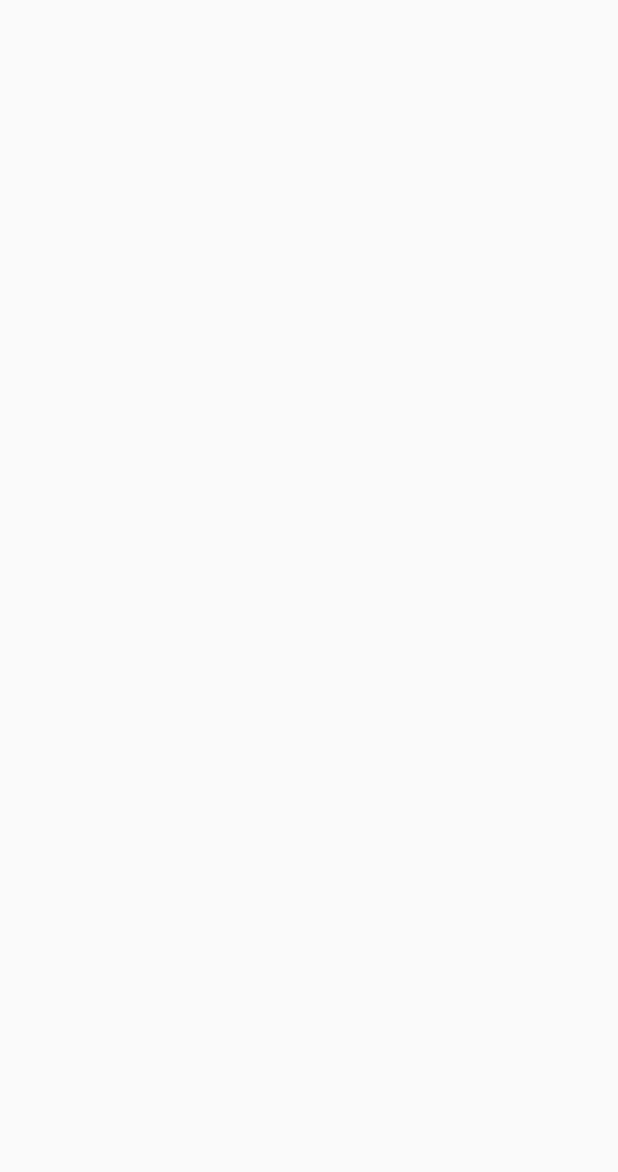
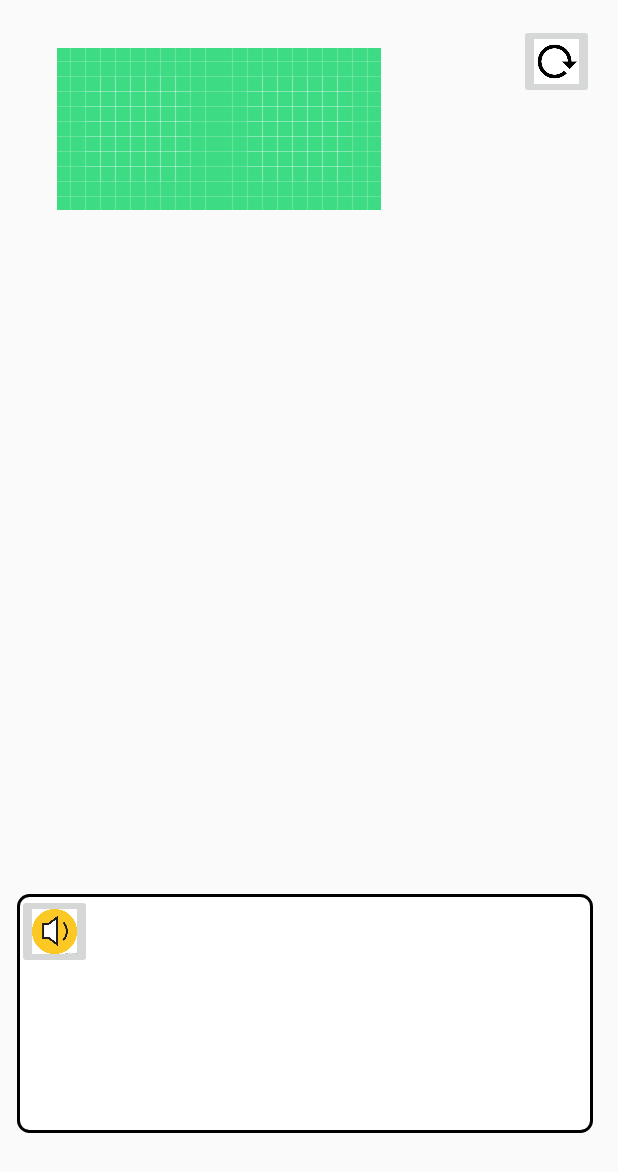
Before and after one commit to zarashafiq/ApecsApp, an Android app: the CommunicationInterface2 screen opened directly, with no data from a screen before it, on a phone screen of 412 x 824 dp. Before the commit the part shown is empty. Shown: the top 1172 px of the screen. Run offline under Robolectric (Android 15) with nearby library versions, the phone set to English and light mode, and no system bars; our stand-ins replace Picasso; pictures from the network do not load.

Commit message:
new change

```diff
--- a/app/src/main/java/com/example/apecsapp/CommunicationInterface2.java
+++ b/app/src/main/java/com/example/apecsapp/CommunicationInterface2.java
@@ -1,14 +1,170 @@
 package com.example.apecsapp;
 
+import android.content.ClipData;
+import android.content.SharedPreferences;
+import android.graphics.drawable.Drawable;
+import android.net.Uri;
 import android.os.Bundle;
+import android.speech.tts.TextToSpeech;
+import android.view.DragEvent;
+import android.view.MotionEvent;
+import android.view.View;
+import android.view.ViewGroup;
+import android.view.animation.AccelerateInterpolator;
+import android.view.animation.Animation;
+import android.view.animation.TranslateAnimation;
+import android.widget.ImageButton;
+import android.widget.ImageView;
+import android.widget.LinearLayout;
+import android.widget.Toast;
 
 import androidx.appcompat.app.AppCompatActivity;
 
+import com.squareup.picasso.Picasso;
+
+import java.util.Locale;
+import java.util.TimerTask;
+
 public class CommunicationInterface2 extends AppCompatActivity {
+    TextToSpeech t1;
+    ImageButton b1;
+    ImageView imageView;
+    ImageView imageView2;
+    Uri imageUri1;
+    Uri imageUri2;
+    String image1title;
+    String image2title;
+    SharedPreferences sharedPreferences;
+    public String finalEd;
+    TimerTask t2;
+    ImageButton b2;
+    String resId;
+    String resId2;
+    int l;
 
     @Override
     protected void onCreate(Bundle savedInstanceState) {
         super.onCreate(savedInstanceState);
         setContentView(R.layout.activity_communication_interface2);
+        imageView=findViewById(R.id.myimage3rd);
+        imageView2=findViewById(R.id.myimage3rd2);
+        b1=findViewById(R.id.speakbutton3rd);
+        b2=findViewById(R.id.reloadimage3rd);
+        sharedPreferences = getSharedPreferences("myKey", MODE_PRIVATE);
+        l=sharedPreferences.getInt("level",2);
+        if(sharedPreferences.contains("image1value")) {
+            resId = sharedPreferences.getString("image1value", "");
+            imageUri1 = Uri.parse(resId);
+            Picasso.get().load(resId).into(imageView);
+        }
+        if(sharedPreferences.contains("image2value")) {
+            resId2 = sharedPreferences.getString("image2value", "");
+            imageUri2 = Uri.parse(resId2);
+            Picasso.get().load(resId2).into(imageView2);
+        }
+        if(sharedPreferences.contains("imagetitle1")) {
+            image1title = sharedPreferences.getString("imagetitle1", "");
+
+        }
+        if(sharedPreferences.contains("imagetitle2")) {
+            image2title = sharedPreferences.getString("imagetitle2", "");
+
+        }
+        t1=new TextToSpeech(getApplicationContext(), new TextToSpeech.OnInitListener() {
+            @Override
+            public void onInit(int status) {
+                if(status != TextToSpeech.ERROR) {
+                    t1.setLanguage(Locale.UK);
+                }
+            }
+        });
+        b1.setOnClickListener(new View.OnClickListener() {
+            @Override
+            public void onClick(View v) {
+                Toast.makeText(getApplicationContext(), image1title, Toast.LENGTH_SHORT).show();
+                t1.speak(image1title, TextToSpeech.QUEUE_FLUSH, null);
+                t1.speak(image2title,TextToSpeech.QUEUE_ADD,null);
+
+
+
+            }
+        });
+
+        imageView.setOnTouchListener(new CommunicationInterface2.MyTouchListener());
+        imageView2.setOnTouchListener(new CommunicationInterface2.MyTouchListener());
+
+        findViewById(R.id.topleft3).setOnDragListener(new CommunicationInterface2.MyDragListener());
     }
+    private final class MyTouchListener implements View.OnTouchListener {
+        public boolean onTouch(View view, MotionEvent motionEvent) {
+            if (motionEvent.getAction() == MotionEvent.ACTION_DOWN) {
+                ClipData data = ClipData.newPlainText("", "");
+                View.DragShadowBuilder shadowBuilder = new View.DragShadowBuilder(
+                        view);
+                view.startDrag(data, shadowBuilder, view, 0);
+                view.setVisibility(View.VISIBLE);
+                return true;
+            } else {
+                return false;
+            }
+        }
+    }
+
+    class MyDragListener implements View.OnDragListener {
+        Drawable enterShape = getResources().getDrawable(
+                R.drawable.shape_droptarget);
+        Drawable normalShape = getResources().getDrawable(R.drawable.shape);
+
+        @Override
+        public boolean onDrag(View v, DragEvent event) {
+            int action = event.getAction();
+            switch (action) {
+
+                case DragEvent.ACTION_DRAG_STARTED:
+                    // do nothing
+                    break;
+                case DragEvent.ACTION_DRAG_ENTERED:
+                    v.setBackgroundDrawable(enterShape);
+                    break;
+                case DragEvent.ACTION_DRAG_EXITED:
+                    v.setBackgroundDrawable(normalShape);
+                    break;
+                case DragEvent.ACTION_DROP:
+                    // Dropped, reassign View to ViewGroup
+                    View view = (View) event.getLocalState();
+                    ViewGroup owner = (ViewGroup) view.getParent();
+                    owner.removeView(view);
+                    animateDragToStart(view, event.getX(), event.getY());
+                    LinearLayout container = (LinearLayout) v;
+                    container.addView(view);
+                    view.setVisibility(View.VISIBLE);
+
+                    break;
+                case DragEvent.ACTION_DRAG_ENDED:
+                    v.setBackgroundDrawable(normalShape);
+                default:
+                    break;
+            }
+            return true;
+
+        }
+    }
+    private void animateDragToStart(View initialView, float fromX, float fromY) {
+        float topMargin = fromY - initialView.getTop();
+        float leftMargin = fromX - initialView.getLeft();
+
+        Animation translateAnimation = new TranslateAnimation(leftMargin - (initialView.getWidth() / 2), 0, topMargin - (initialView.getHeight() / 2), 0);
+        translateAnimation.setDuration(500);
+        translateAnimation.setInterpolator(new AccelerateInterpolator());
+        initialView.startAnimation(translateAnimation);
+        initialView.setVisibility(View.VISIBLE);
+    }
+    public void onPause(){
+        if(t1 !=null){
+            t1.stop();
+            t1.shutdown();
+        }
+        super.onPause();
+    }
+
 }
--- a/app/src/main/res/layout/activity_communication_interface2.xml
+++ b/app/src/main/res/layout/activity_communication_interface2.xml
@@ -4,6 +4,66 @@
     xmlns:tools="http://schemas.android.com/tools"
     android:layout_width="match_parent"
     android:layout_height="match_parent"
-    tools:context=".CommunicationInterface2">
+    android:columnWidth="320dp"
+    android:columnCount="2"
+    android:rowCount="2"
+    android:stretchMode="columnWidth">
+
+    <LinearLayout
+        android:id="@+id/topleft3"
+        android:layout_width="384dp"
+        android:layout_height="159dp"
+        android:layout_marginTop="336dp"
+        android:background="@drawable/shape"
+        android:orientation="horizontal"
+        app:layout_constraintBottom_toBottomOf="parent"
+        app:layout_constraintEnd_toEndOf="parent"
+        app:layout_constraintHorizontal_bias="0.407"
+        app:layout_constraintStart_toStartOf="parent"
+        app:layout_constraintTop_toBottomOf="@+id/myimage3rd"
+        app:layout_constraintVertical_bias="0.636">
+
+        <ImageButton
+            android:id="@+id/speakbutton3rd"
+            android:layout_width="50dp"
+            android:layout_height="50dp"
+            android:scaleType="centerCrop"
+            app:srcCompat="@drawable/speaker_icon_vector_281509" />
+    </LinearLayout>
+
+    <ImageView
+        android:id="@+id/myimage3rd"
+        android:layout_width="wrap_content"
+        android:layout_height="wrap_content"
+        android:layout_marginTop="32dp"
+        android:hapticFeedbackEnabled="true"
+        android:src="@drawable/ic_launcher_background"
+        app:layout_constraintEnd_toEndOf="parent"
+        app:layout_constraintHorizontal_bias="0.125"
+        app:layout_constraintStart_toStartOf="parent"
+        app:layout_constraintTop_toTopOf="parent" />
+
+    <ImageView
+        android:id="@+id/myimage3rd2"
+        android:layout_width="wrap_content"
+        android:layout_height="wrap_content"
+        android:layout_marginTop="32dp"
+        android:hapticFeedbackEnabled="true"
+        android:src="@drawable/ic_launcher_background"
+        app:layout_constraintEnd_toEndOf="parent"
+        app:layout_constraintHorizontal_bias="0.0"
+        app:layout_constraintStart_toEndOf="@+id/myimage3rd"
+        app:layout_constraintTop_toTopOf="parent" />
+
+    <ImageButton
+        android:id="@+id/reloadimage3rd"
+        android:layout_width="50dp"
+        android:layout_height="50dp"
+        android:layout_marginTop="16dp"
+        android:layout_marginEnd="16dp"
+        android:scaleType="centerCrop"
+        app:layout_constraintEnd_toEndOf="parent"
+        app:layout_constraintTop_toTopOf="parent"
+        app:srcCompat="@drawable/download__2_" />
 
 </androidx.constraintlayout.widget.ConstraintLayout>
```
Also changed, not shown: app/src/main/java/com/example/apecsapp/selectedPictures.java (+9 -1 lines).
